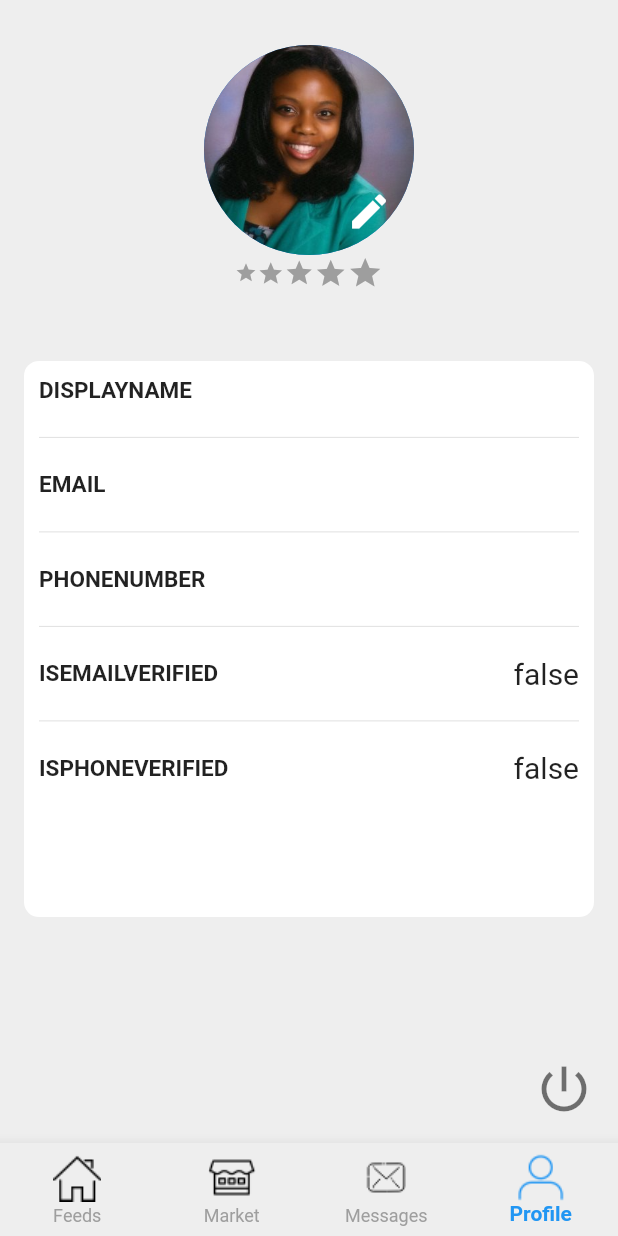
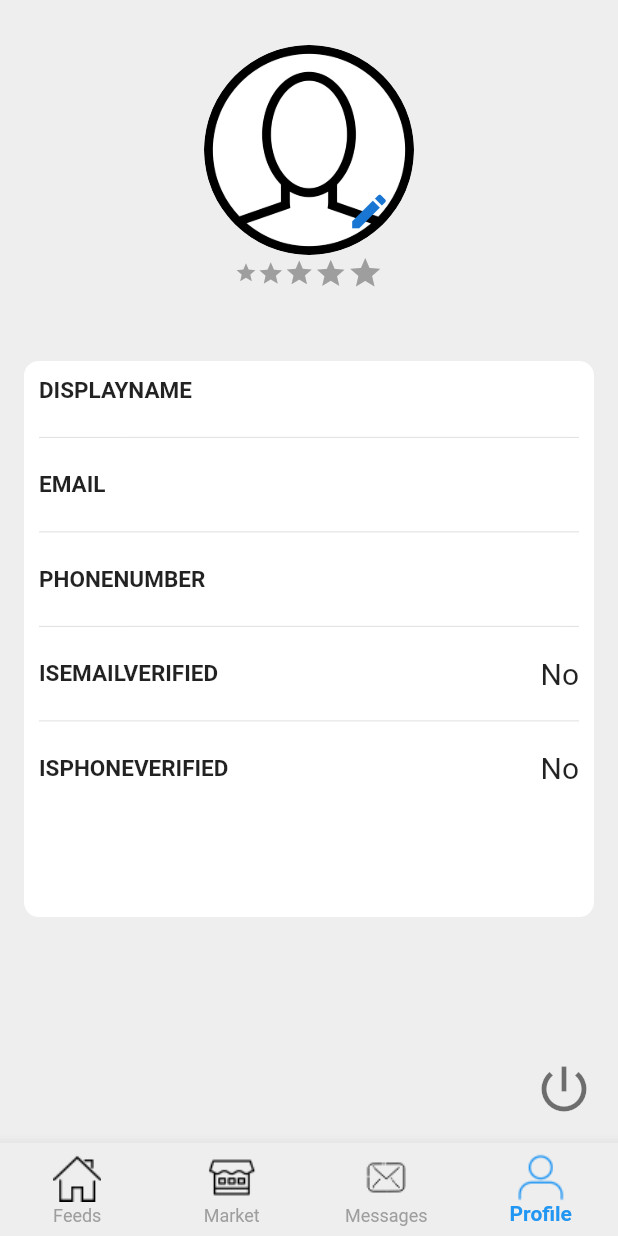
Before and after one commit to sorXCode/naijaHacks2019-tradin, a Flutter app: the Home screen opened by its route, item 4 of the bottom bar chosen, on a phone screen of 412 x 824 dp. Run offline on Flutter 3.47's test engine with Material 2 defaults, Android fonts, the phone set to English and light mode, and no system bars; our stand-ins replace shared_preferences; accounts and stored records are empty; network calls fail; statements that could not run were skipped.

Commit message:
u[pdated Profile

```diff
--- a/tradin/lib/http/authservice.dart
+++ b/tradin/lib/http/authservice.dart
@@ -9,12 +9,13 @@ import 'package:tradin/models/user.dart';
 class AuthService extends ChangeNotifier {
   String request_id;
   bool _request_sent = false;
-  static final host = '10.0.2.2';
-  static final port = '5000';
+  // static final host = '10.0.2.2';
+  // static final port = '5000';
   SharedPreferences _prefs;
   User _user;
   Profile _profile;
-  String get address => 'http://$host:$port';
+  // String get address => 'http://$host:$port';
+  String address = 'http://tradin.xyz';
   User get user => _user;
 
   AuthService() {
--- a/tradin/lib/ui/home/profile.dart
+++ b/tradin/lib/ui/home/profile.dart
@@ -33,6 +33,7 @@ class Profile extends StatelessWidget {
                       child: Column(
                         children: <Widget>[
                           CircleAvatar(
+                            backgroundColor: Colors.white,
                             backgroundImage: AssetImage(
                                 '${_profileDetails['profile_image']}'),
                             radius: 70.0,
@@ -112,9 +113,11 @@ class Profile extends StatelessWidget {
                                       style: TextStyle(
                                           fontSize: 15,
                                           fontWeight: FontWeight.bold),
+                                          overflow: TextOverflow.ellipsis,
+                                          maxLines: 1,
                                     ),
                                     Text(
-                                      "${snapshot.data.entries.elementAt(index).value}",
+                                      "${snapshot.data.entries.elementAt(index).value.runtimeType == String ? snapshot.data.entries.elementAt(index).value : snapshot.data.entries.elementAt(index).value == true ? "Yes" : "No"}",
                                       overflow: TextOverflow.ellipsis,
                                       maxLines: 1,
                                       style: TextStyle(
```
Also changed, not shown: tradin/images/lady.png, tradin/images/man.jpg (deleted), tradin/images/woman.jpeg (deleted).
